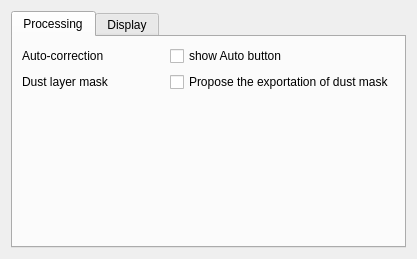
Before: the Qt Designer form ui/prefsdialog.ui in cseyve/tamanoir, drawn with Qt 5.
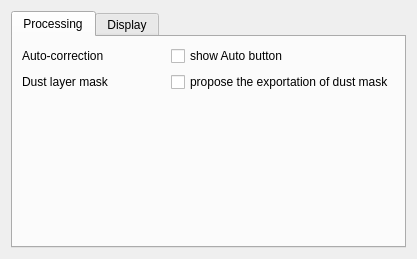
After: the same form once the commit is applied. Icons and pictures are not drawn.

```diff
--- a/ui/prefsdialog.ui
+++ b/ui/prefsdialog.ui
@@ -50,7 +50,7 @@
        <item row="1" column="1">
         <widget class="QCheckBox" name="exportLayerCheckBox">
          <property name="text">
-          <string>Propose the exportation of dust mask</string>
+          <string>propose the exportation of dust mask</string>
          </property>
         </widget>
        </item>
```
